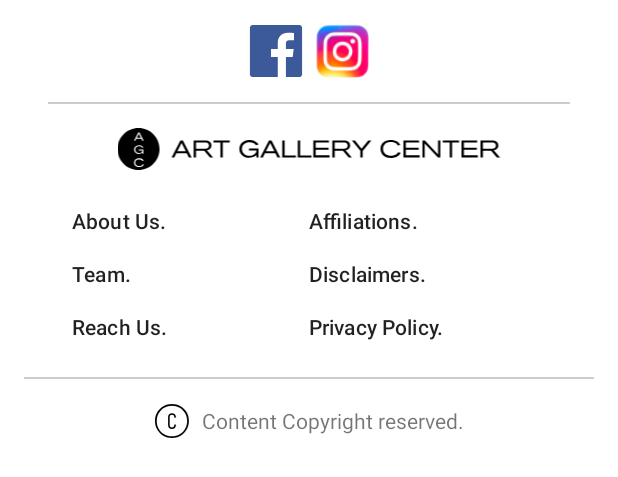
After one commit to Nageshks/art_gallery_center, an Android app: the layout item_landing_footer.xml on its own in the app's theme, with its tools: preview values and no code run, on a phone screen of 412 x 824 dp. The commit adds this screen. Shown: the top 477 px of the screen. Run offline under Robolectric (Android 15) with nearby library versions, the phone set to English and light mode, and no system bars.

Commit message:
Screen 1 Fixed (missing custom font)

```diff
--- /dev/null
+++ b/app/src/main/java/com/nageshempire/artgallery/util/ContextExt.kt
@@ -0,0 +1,6 @@
+package com.nageshempire.artgallery.util
+
+import android.content.Context
+
+fun Context.dp(px: Int): Int = (px / resources.displayMetrics.density).toInt()
+fun Context.dimen(id: Int): Float = resources.getDimension(id)
--- /dev/null
+++ b/app/src/main/res/color/tint_divider.xml
@@ -0,0 +1,4 @@
+<?xml version="1.0" encoding="utf-8"?>
+<selector xmlns:android="http://schemas.android.com/apk/res/android">
+    <item android:alpha="0.2" android:color="?attr/colorOnSurface" />
+</selector>
--- /dev/null
+++ b/app/src/main/res/color/tint_light_text.xml
@@ -0,0 +1,4 @@
+<?xml version="1.0" encoding="utf-8"?>
+<selector xmlns:android="http://schemas.android.com/apk/res/android">
+    <item android:alpha="0.6" android:color="?android:attr/textColorSecondary" />
+</selector>
--- /dev/null
+++ b/app/src/main/res/drawable/shape_divider.xml
@@ -0,0 +1,6 @@
+<?xml version="1.0" encoding="utf-8"?>
+<shape xmlns:android="http://schemas.android.com/apk/res/android"
+    android:shape="rectangle">
+    <solid android:color="@color/tint_divider" />
+    <size android:height="@dimen/divider_height" />
+</shape>
--- /dev/null
+++ b/app/src/main/res/layout/item_landing_footer.xml
@@ -0,0 +1,148 @@
+<?xml version="1.0" encoding="utf-8"?>
+<layout xmlns:android="http://schemas.android.com/apk/res/android">
+
+    <data>
+
+    </data>
+
+    <androidx.gridlayout.widget.GridLayout xmlns:grid="http://schemas.android.com/apk/res-auto"
+        android:layout_width="match_parent"
+        android:layout_height="wrap_content"
+        android:padding="@dimen/spacing_normal"
+        grid:alignmentMode="alignBounds"
+        grid:columnCount="2"
+        grid:rowOrderPreserved="false"
+        grid:useDefaultMargins="false">
+
+        <!--    Region:Social    -->
+        <androidx.appcompat.widget.LinearLayoutCompat
+            android:layout_width="match_parent"
+            android:layout_height="wrap_content"
+            android:gravity="center"
+            grid:layout_columnSpan="2">
+
+            <androidx.appcompat.widget.AppCompatImageView
+                android:layout_width="@dimen/small_icon_size"
+                android:layout_height="@dimen/small_icon_size"
+                grid:srcCompat="@drawable/vector_drawable_logo_fb" />
+
+            <androidx.appcompat.widget.AppCompatImageView
+                android:layout_width="@dimen/small_icon_size"
+                android:layout_height="@dimen/small_icon_size"
+                android:layout_marginStart="@dimen/spacing_short"
+                grid:srcCompat="@drawable/png_logo_insta" />
+
+        </androidx.appcompat.widget.LinearLayoutCompat>
+        <!--    endregion    -->
+
+        <androidx.appcompat.widget.AppCompatImageView
+            android:layout_width="match_parent"
+            android:layout_height="wrap_content"
+            android:padding="@dimen/spacing_normal"
+            grid:layout_columnSpan="2"
+            grid:srcCompat="@drawable/shape_divider" />
+
+        <!--   Header     -->
+        <androidx.appcompat.widget.AppCompatImageView
+            android:layout_width="match_parent"
+            android:layout_height="wrap_content"
+            android:gravity="center"
+            android:paddingBottom="@dimen/spacing_normal"
+            grid:layout_columnSpan="2"
+            grid:srcCompat="@drawable/vector_drawable_landing_header_small" />
+
+        <androidx.appcompat.widget.AppCompatTextView
+            android:layout_width="0dp"
+            android:gravity="start"
+            android:paddingVertical="@dimen/spacing_short"
+            android:paddingStart="@dimen/spacing_large"
+            android:paddingEnd="0dp"
+            android:text="@string/link_about_us"
+            android:textAppearance="@style/TextAppearance.MaterialComponents.Subtitle2"
+            grid:layout_columnWeight="1"
+            grid:layout_gravity="fill_horizontal" />
+
+        <androidx.appcompat.widget.AppCompatTextView
+            android:layout_width="0dp"
+            android:gravity="start"
+            android:paddingVertical="@dimen/spacing_short"
+            android:text="@string/link_affiliations"
+            android:textAppearance="@style/TextAppearance.MaterialComponents.Subtitle2"
+            grid:layout_columnWeight="1"
+            grid:layout_gravity="fill_horizontal" />
+
+        <androidx.appcompat.widget.AppCompatTextView
+            android:layout_width="0dp"
+            android:gravity="start"
+            android:paddingVertical="@dimen/spacing_short"
+            android:paddingStart="@dimen/spacing_large"
+            android:paddingEnd="0dp"
+            android:text="@string/link_team"
+            android:textAppearance="@style/TextAppearance.MaterialComponents.Subtitle2"
+            grid:layout_columnWeight="1"
+            grid:layout_gravity="fill_horizontal" />
+
+        <androidx.appcompat.widget.AppCompatTextView
+            android:layout_width="0dp"
+            android:gravity="start"
+            android:paddingVertical="@dimen/spacing_short"
+            android:text="@string/link_disclaimers"
+            android:textAppearance="@style/TextAppearance.MaterialComponents.Subtitle2"
+            grid:layout_columnWeight="1"
+            grid:layout_gravity="fill_horizontal" />
+
+        <androidx.appcompat.widget.AppCompatTextView
+            android:layout_width="0dp"
+            android:gravity="start"
+            android:paddingVertical="@dimen/spacing_short"
+            android:paddingStart="@dimen/spacing_large"
+            android:paddingEnd="0dp"
+            android:text="@string/link_reach"
+            android:textAppearance="@style/TextAppearance.MaterialComponents.Subtitle2"
+            grid:layout_columnWeight="1"
+            grid:layout_gravity="fill_horizontal" />
+
+        <androidx.appcompat.widget.AppCompatTextView
+            android:layout_width="0dp"
+            android:gravity="start"
+            android:paddingVertical="@dimen/spacing_short"
+            android:text="@string/link_privacy"
+            android:textAppearance="@style/TextAppearance.MaterialComponents.Subtitle2"
+            grid:layout_columnWeight="1"
+            grid:layout_gravity="fill_horizontal" />
+
+        <androidx.appcompat.widget.AppCompatImageView
+            android:layout_width="0dp"
+            android:layout_height="wrap_content"
+            android:paddingVertical="@dimen/spacing_normal"
+            grid:layout_columnSpan="2"
+            grid:layout_columnWeight="1"
+            grid:layout_gravity="fill_horizontal"
+            grid:srcCompat="@drawable/shape_divider" />
+
+        <!--  Region : Copyright     -->
+        <androidx.appcompat.widget.LinearLayoutCompat
+            android:layout_width="match_parent"
+            android:layout_height="wrap_content"
+            android:gravity="center"
+            grid:layout_columnSpan="2">
+
+            <androidx.appcompat.widget.AppCompatImageView
+                android:layout_width="@dimen/very_small_icon_size"
+                android:layout_height="@dimen/very_small_icon_size"
+                grid:srcCompat="@drawable/vector_drawable_logo_copyright" />
+
+            <androidx.appcompat.widget.AppCompatTextView
+                android:layout_width="wrap_content"
+                android:layout_height="wrap_content"
+                android:layout_marginStart="@dimen/spacing_short"
+                android:layout_marginEnd="0dp"
+                android:text="@string/copy_right"
+                grid:srcCompat="@drawable/png_logo_insta" />
+
+        </androidx.appcompat.widget.LinearLayoutCompat>
+        <!--  endregion      -->
+
+    </androidx.gridlayout.widget.GridLayout>
+
+</layout>
--- a/app/src/main/res/values/strings.xml
+++ b/app/src/main/res/values/strings.xml
@@ -5,7 +5,7 @@
     <string name="first_fragment_label">Landing Fragment</string>
     <string name="second_fragment_label">Profile Fragment</string>
 
-    <string name="lorem_para">\"Lorem ipsum dolor sit amet, consectetur adipiscing elit, sed do eiusmod tempor incididunt ut labore et dolore magna aliqua. Ut enim ad minim veniam, quis nostrud exercitation ullamco.</string>
+    <string name="lorem_para">Lorem ipsum dolor sit amet, consectetur adipiscing elit, sed do eiusmod tempor incididunt ut labore et dolore magna aliqua. Ut enim ad minim veniam, quis nostrud exercitation ullamco.</string>
     <string name="lorem_title">Lorem ipsum is used</string>
     <string name="lorem_small_para">Lorem ipsum dolor sit amit, consectetur adipiscing elit</string>
 
--- a/app/src/main/res/values/ui_pref.xml
+++ b/app/src/main/res/values/ui_pref.xml
@@ -3,4 +3,8 @@
     <dimen name="spacing_normal">16dp</dimen>
     <dimen name="spacing_large">32dp</dimen>
     <dimen name="spacing_short">8dp</dimen>
+    <dimen name="divider_height">1dp</dimen>
+    <dimen name="divider_margin">16dp</dimen>
+    <dimen name="small_icon_size">36dp</dimen>
+    <dimen name="very_small_icon_size">24dp</dimen>
 </resources>
--- a/version.gradle
+++ b/version.gradle
@@ -1,3 +1,5 @@
 ext {
     v_glide = '4.12.0'
+    v_epoxy = '4.6.2'
+    v_grid = '1.0.0'
 }
```
Also changed, not shown: app/build.gradle (+7 -0 lines), app/src/main/java/com/nageshempire/artgallery/landing/LandingFragment.kt (+76 -3 lines), app/src/main/java/com/nageshempire/artgallery/model/LandingFeature.kt (added, +7 -0 lines), app/src/main/java/com/nageshempire/artgallery/util/BindingAdapter.kt (added, +17 -0 lines), app/src/main/java/com/nageshempire/artgallery/util/PackageInfo.java (added, +9 -0 lines), app/src/main/res/layout/fragment_landing.xml (+3 -8 lines), app/src/main/res/layout/item_landing_feature.xml (added, +55 -0 lines), app/src/main/res/layout/item_landing_head.xml (added, +86 -0 lines), app/src/main/res/layout/landing_head.xml (deleted, +0 -73 lines), app/src/main/res/drawable-xhdpi/png_logo_insta.png (added), app/src/main/res/drawable-xxxhdpi/png_logo_insta.png (added), app/src/main/res/drawable/png_logo_insta.png (added).
